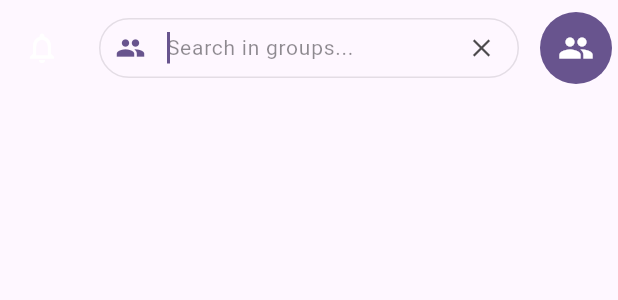
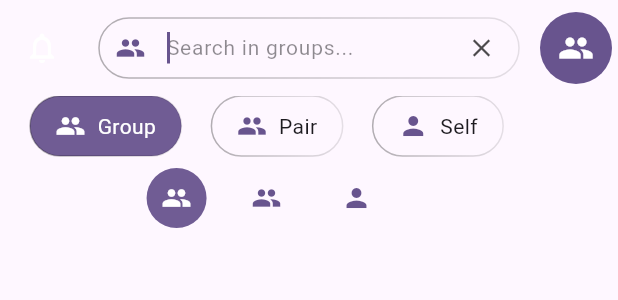
Before and after one commit to HonzaHerodek/teeem-9, a Flutter app: the FeedHeader widget shown alone on an empty page, opened directly, after a tap on the "notifications" icon, after a tap on the "group" icon, on a phone screen of 412 x 824 dp. Shown: the top 300 px of the screen. Run offline on Flutter 3.47's test engine with Material 3 defaults, Android fonts, the phone set to English and light mode, and no system bars; our stand-ins replace bloc, cached_network_image, cloud_firestore, connectivity_plus, equatable, firebase_auth and 5 more; accounts and stored records are empty; network calls fail.

Commit message:
chips done, need more care

```diff
--- a/lib/presentation/screens/feed/feed_screen.dart
+++ b/lib/presentation/screens/feed/feed_screen.dart
@@ -128,7 +128,8 @@ class _FeedViewState extends State<FeedView> {
   @override
   Widget build(BuildContext context) {
     final topPadding = MediaQuery.of(context).padding.top;
-    const headerHeight = 64.0;
+    const headerBaseHeight = 64.0;
+    const chipsHeight = 96.0; // Increased to account for two rows of chips (40 + 8 + 40 + 8)
 
     return Scaffold(
       body: Stack(
@@ -167,7 +168,7 @@ class _FeedViewState extends State<FeedView> {
                       postCreationKey: _postCreationKey,
                       onCancel: _toggleCreatePost,
                       onComplete: _handlePostCreationComplete,
-                      topPadding: topPadding + headerHeight,
+                      topPadding: topPadding + headerBaseHeight + chipsHeight,
                     ),
                   );
                 }
--- a/lib/presentation/screens/feed/widgets/feed_header.dart
+++ b/lib/presentation/screens/feed/widgets/feed_header.dart
@@ -4,7 +4,9 @@ import '../../../widgets/notifications/notification_icon.dart';
 import '../controllers/feed_header_controller.dart';
 import '../feed_bloc/feed_bloc.dart';
 import '../feed_bloc/feed_event.dart';
+import '../models/filter_type.dart';
 import 'feed_search_bar.dart';
+import 'filter_chips.dart';
 import 'target_icon.dart';
 
 class FeedHeader extends StatefulWidget {
@@ -34,49 +36,68 @@ class _FeedHeaderState extends State<FeedHeader> {
   }
 
   Widget _buildSearchBar() {
-    if (_controller.state.isSearchVisible && _controller.state.activeFilterType != null) {
-      return Padding(
-        padding: const EdgeInsets.symmetric(horizontal: 8),
-        child: FeedSearchBar(
+    if (!_controller.state.isSearchVisible || _controller.state.activeFilterType == null) {
+      return const SizedBox.shrink();
+    }
+
+    return FeedSearchBar(
       key: ValueKey(_controller.state.activeFilterType),
       filterType: _controller.state.activeFilterType!,
       onSearch: _handleSearch,
       onClose: _controller.closeSearch,
-        ),
     );
   }
+
+  Widget _buildChips() {
+    if (!_controller.state.isSearchVisible || _controller.state.activeFilterType == null) {
       return const SizedBox.shrink();
+    }
+
+    return Column(
+      mainAxisSize: MainAxisSize.min,
+      children: [
+        // First row - Regular chips
+        SizedBox(
+          height: 40,
+          child: FilterChipGroup(
+            filterTypes: FilterType.values.where((t) => t != FilterType.none).toList(),
+            selectedFilter: _controller.state.activeFilterType!,
+            onFilterSelected: _controller.selectFilter,
+          ),
+        ),
+        const SizedBox(height: 8), // Spacing between rows
+        // Second row - Circular chips
+        SizedBox(
+          height: 40,
+          child: FilterChipGroup(
+            filterTypes: FilterType.values.where((t) => t != FilterType.none).toList(),
+            selectedFilter: _controller.state.activeFilterType!,
+            onFilterSelected: _controller.selectFilter,
+            circular: true,
+          ),
+        ),
+      ],
+    );
   }
 
   @override
   Widget build(BuildContext context) {
     final topPadding = MediaQuery.of(context).padding.top;
-    const headerHeight = 64.0;
 
     return Material(
       type: MaterialType.transparency,
       elevation: 0,
-      child: SizedBox(
-        height: headerHeight + topPadding,
+      child: Container(
+        padding: EdgeInsets.only(top: topPadding),
         child: ListenableBuilder(
           listenable: _controller,
           builder: (context, _) {
-            return Stack(
-              fit: StackFit.expand,
+            return Column(
+              mainAxisSize: MainAxisSize.min,
               children: [
-                // Gesture pass-through layer
-                if (!_controller.state.isSearchVisible &&
-                    !_controller.state.isNotificationMenuOpen)
-                  Positioned.fill(
-                    child: GestureDetector(
-                      behavior: HitTestBehavior.translucent,
-                      onTapDown: (_) => _controller.closeSearch(),
-                    ),
-                  ),
-                // Content layer
-                Positioned.fill(
-                  child: Padding(
-                    padding: EdgeInsets.only(top: topPadding),
+                // Header row with buttons and search bar
+                SizedBox(
+                  height: 64,
                   child: Row(
                     crossAxisAlignment: CrossAxisAlignment.center,
                     children: [
@@ -107,7 +128,10 @@ class _FeedHeaderState extends State<FeedHeader> {
                                 ),
                               );
                             },
+                            child: Padding(
+                              padding: const EdgeInsets.symmetric(horizontal: 8),
                               child: _buildSearchBar(),
+                            ),
                           ),
                         ),
                       ),
@@ -125,6 +149,22 @@ class _FeedHeaderState extends State<FeedHeader> {
                     ],
                   ),
                 ),
+
+                // Chips below header
+                AnimatedSwitcher(
+                  duration: const Duration(milliseconds: 200),
+                  transitionBuilder: (Widget child, Animation<double> animation) {
+                    return FadeTransition(
+                      opacity: animation,
+                      child: SizeTransition(
+                        sizeFactor: animation,
+                        axisAlignment: -1.0,
+                        axis: Axis.vertical,
+                        child: child,
+                      ),
+                    );
+                  },
+                  child: _buildChips(),
                 ),
               ],
             );
--- a/lib/presentation/screens/feed/widgets/feed_search_bar.dart
+++ b/lib/presentation/screens/feed/widgets/feed_search_bar.dart
@@ -1,5 +1,6 @@
 import 'package:flutter/material.dart';
 import '../models/filter_type.dart';
+import '../../../../presentation/widgets/common/gradient_box_border.dart';
 
 class FeedSearchBar extends StatefulWidget {
   final FilterType filterType;
@@ -39,14 +40,19 @@ class _FeedSearchBarState extends State<FeedSearchBar> {
     final theme = Theme.of(context);
 
     return Container(
-      height: 40, // Match button height
+      height: 40,
       constraints: const BoxConstraints(maxWidth: 280),
-      margin: const EdgeInsets.symmetric(vertical: 12), // Center vertically in header
+      margin: const EdgeInsets.symmetric(vertical: 12),
       decoration: BoxDecoration(
-        color: theme.cardColor.withOpacity(0.95), // Updated opacity to 95%
-        borderRadius: BorderRadius.circular(20), // Half of height
-        border: Border.all(
-          color: theme.dividerColor.withOpacity(0.2),
+        color: theme.cardColor.withOpacity(0.95),
+        borderRadius: BorderRadius.circular(20),
+        border: GradientBoxBorder(
+          gradient: LinearGradient(
+            colors: [
+              Colors.black.withOpacity(0.3),
+              Colors.black.withOpacity(0.1),
+            ],
+          ),
           width: 1,
         ),
       ),
@@ -55,7 +61,7 @@ class _FeedSearchBarState extends State<FeedSearchBar> {
         focusNode: _focusNode,
         style: TextStyle(
           color: theme.textTheme.bodyLarge?.color ?? Colors.white,
-          fontSize: 14, // Match button text size
+          fontSize: 14,
         ),
         cursorColor: theme.primaryColor,
         textAlignVertical: TextAlignVertical.center,
@@ -65,7 +71,7 @@ class _FeedSearchBarState extends State<FeedSearchBar> {
           hintText: widget.filterType.searchPlaceholder,
           hintStyle: TextStyle(
             color: theme.textTheme.bodyLarge?.color?.withOpacity(0.5) ?? Colors.white.withOpacity(0.5),
-            fontSize: 14, // Match button text size
+            fontSize: 14,
           ),
           prefixIcon: Icon(
             widget.filterType.icon,
--- /dev/null
+++ b/lib/presentation/screens/feed/widgets/filter_chips.dart
@@ -0,0 +1,154 @@
+import 'package:flutter/material.dart';
+import '../models/filter_type.dart';
+import '../../../../presentation/widgets/common/gradient_box_border.dart';
+
+class FilterChip extends StatelessWidget {
+  final FilterType filterType;
+  final bool isSelected;
+  final VoidCallback onTap;
+
+  const FilterChip({
+    super.key,
+    required this.filterType,
+    required this.isSelected,
+    required this.onTap,
+  });
+
+  @override
+  Widget build(BuildContext context) {
+    final theme = Theme.of(context);
+
+    return GestureDetector(
+      onTap: onTap,
+      child: Container(
+        height: 40,
+        padding: const EdgeInsets.symmetric(horizontal: 16),
+        decoration: BoxDecoration(
+          color: isSelected
+              ? theme.primaryColor.withOpacity(0.95)
+              : theme.cardColor.withOpacity(0.95),
+          borderRadius: BorderRadius.circular(20),
+          border: GradientBoxBorder(
+            gradient: LinearGradient(
+              colors: [
+                Colors.black.withOpacity(0.3),
+                Colors.black.withOpacity(0.1),
+              ],
+            ),
+            width: 1,
+          ),
+        ),
+        child: Row(
+          mainAxisSize: MainAxisSize.min,
+          children: [
+            Icon(
+              filterType.icon,
+              color: isSelected
+                  ? Colors.white
+                  : theme.primaryColor,
+              size: 20,
+            ),
+            const SizedBox(width: 8),
+            Text(
+              filterType.displayName,
+              style: TextStyle(
+                color: isSelected
+                    ? Colors.white
+                    : theme.textTheme.bodyLarge?.color,
+                fontSize: 14,
+              ),
+            ),
+          ],
+        ),
+      ),
+    );
+  }
+}
+
+class CircularFilterChip extends StatelessWidget {
+  final FilterType filterType;
+  final bool isSelected;
+  final VoidCallback onTap;
+
+  const CircularFilterChip({
+    super.key,
+    required this.filterType,
+    required this.isSelected,
+    required this.onTap,
+  });
+
+  @override
+  Widget build(BuildContext context) {
+    final theme = Theme.of(context);
+
+    return GestureDetector(
+      onTap: onTap,
+      child: Container(
+        width: 40,
+        height: 40,
+        decoration: BoxDecoration(
+          color: isSelected
+              ? theme.primaryColor.withOpacity(0.95)
+              : theme.cardColor.withOpacity(0.95),
+          shape: BoxShape.circle,
+        ),
+        child: Center(
+          child: Icon(
+            filterType.icon,
+            color: isSelected
+                ? Colors.white
+                : theme.primaryColor,
+            size: 20,
+          ),
+        ),
+      ),
+    );
+  }
+}
+
+class FilterChipGroup extends StatelessWidget {
+  final List<FilterType> filterTypes;
+  final FilterType selectedFilter;
+  final ValueChanged<FilterType> onFilterSelected;
+  final bool circular;
+
+  const FilterChipGroup({
+    super.key,
+    required this.filterTypes,
+    required this.selectedFilter,
+    required this.onFilterSelected,
+    this.circular = false,
+  });
+
+  @override
+  Widget build(BuildContext context) {
+    return SingleChildScrollView(
+      scrollDirection: Axis.horizontal,
+      child: Row(
+        mainAxisAlignment: MainAxisAlignment.center,
+        children: [
+          const SizedBox(width: 20), // Initial padding
+          ...filterTypes.map((type) {
+            final chip = circular
+                ? CircularFilterChip(
+                    filterType: type,
+                    isSelected: selectedFilter == type,
+                    onTap: () => onFilterSelected(type),
+                  )
+                : FilterChip(
+                    filterType: type,
+                    isSelected: selectedFilter == type,
+                    onTap: () => onFilterSelected(type),
+                  );
+
+            return Padding(
+              padding: const EdgeInsets.only(right: 20),
+              child: chip,
+            );
+          }).toList(),
+          const SizedBox(width: 20), // Final padding
+        ],
+      ),
+    );
+  }
+}
```
Lines whose indentation alone changed are shown as unchanged.
